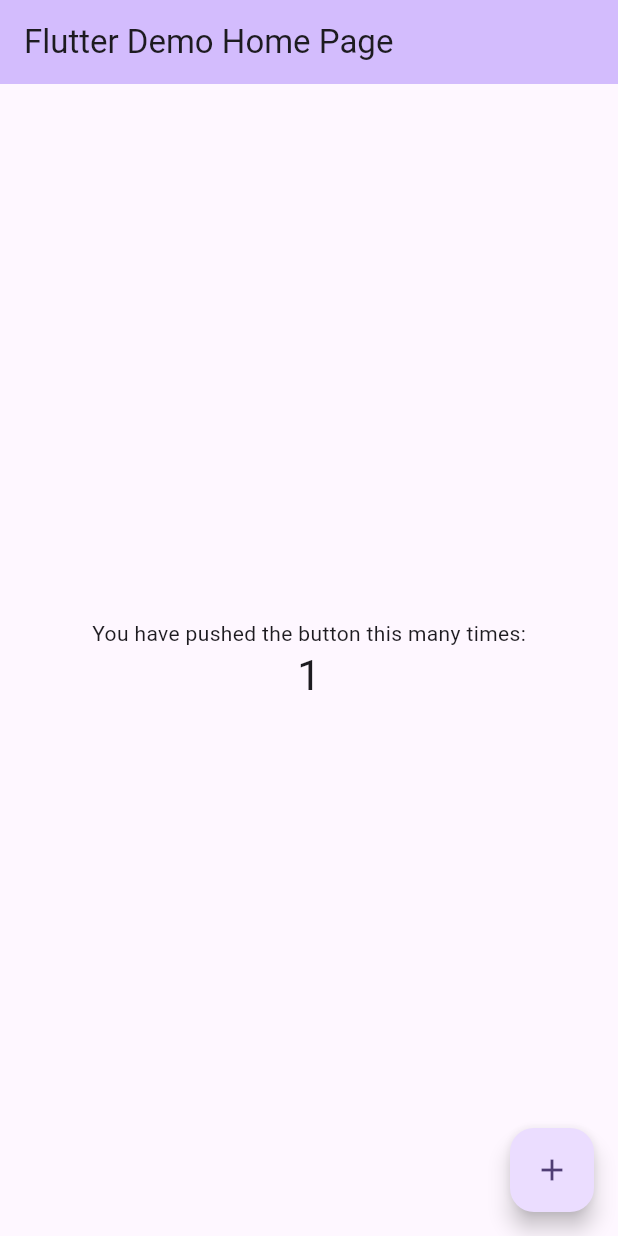
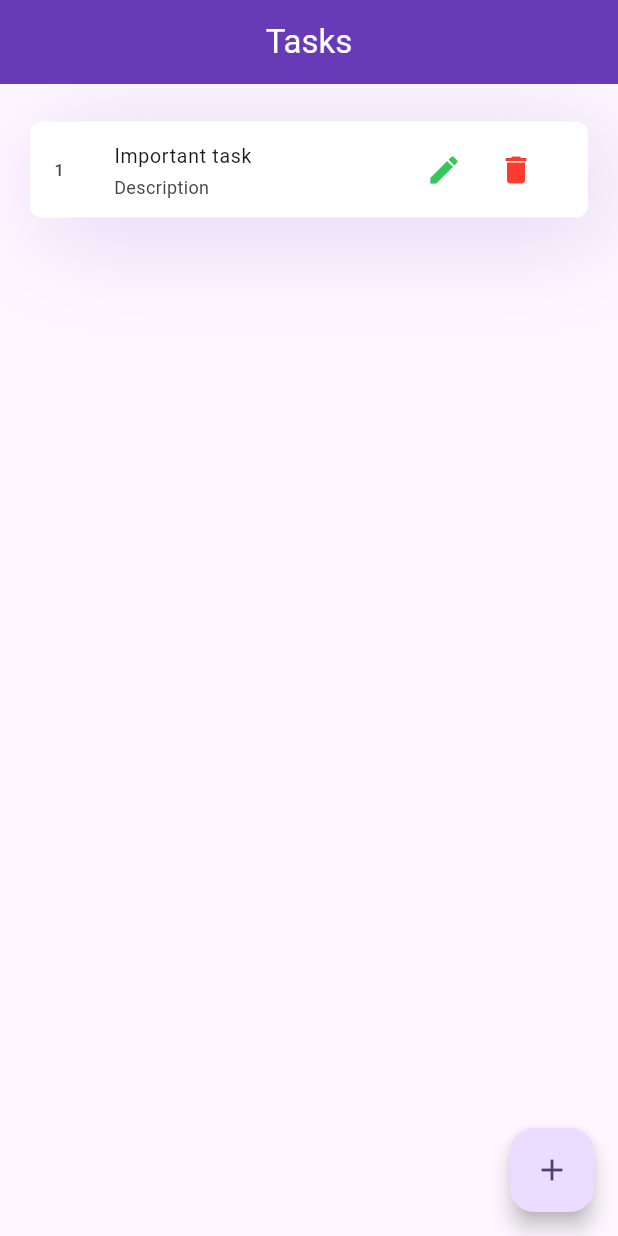
Before and after one commit to Hayotbekferghana/isar_example, a Flutter app: the screen it shows after launch, after a tap on the "add" icon, on a phone screen of 412 x 824 dp. Run offline on Flutter 3.47's test engine with Material 2 defaults, Android fonts, the phone set to English and light mode, and no system bars; our stand-ins replace isar; accounts and stored records are empty; generated files the repository leaves out were written again.

Commit message:
added changes

```diff
--- /dev/null
+++ b/lib/data/local_db/isar_db.dart
@@ -0,0 +1,32 @@
+import 'package:isar/isar.dart';
+import 'package:isar_example/data/models/task_model.dart';
+import 'package:path_provider/path_provider.dart';
+
+class IsarDatabase {
+  static late Isar isar;
+  static init() async {
+    final dir = await getApplicationDocumentsDirectory();
+    isar = await Isar.open([TaskSchema], directory: dir.path);
+  }
+
+  static Future<int> createTask(Task task) async {
+    return await isar.writeTxn(() async => await isar.tasks.put(task));
+  }
+
+  static Future<List<Task>> getAllTasks() async {
+    return await isar.txn(() async => await isar.tasks.where().findAll());
+  }
+
+  static Future<int> updateTask(Task task) async {
+    return await isar.writeTxn(() async {
+      final oldTask = await isar.tasks.get(task.id);
+      oldTask?.description = task.description;
+      oldTask?.name = task.name;
+      return await isar.tasks.put(oldTask!);
+    });
+  }
+
+  static Future<bool> deleteTask(int taskId) async {
+    return await isar.writeTxn(() => isar.tasks.delete(taskId));
+  }
+}
--- /dev/null
+++ b/lib/data/models/task_model.dart
@@ -0,0 +1,9 @@
+import 'package:isar/isar.dart';
+part 'task_model.g.dart';
+
+@Collection()
+class Task {
+  Id id = Isar.autoIncrement;
+  String? name;
+  String? description;
+}
--- a/lib/main.dart
+++ b/lib/main.dart
@@ -1,125 +1,31 @@
 import 'package:flutter/material.dart';
+import 'package:isar_example/presentations/tasks_screen.dart';
+import 'package:isar_example/provider/task_provider.dart';
+import 'package:provider/provider.dart';
 
-void main() {
+import 'data/local_db/isar_db.dart';
+
+void main() async {
+  WidgetsFlutterBinding.ensureInitialized();
+  await IsarDatabase.init();
   runApp(const MyApp());
 }
 
 class MyApp extends StatelessWidget {
   const MyApp({super.key});
 
-  // This widget is the root of your application.
   @override
   Widget build(BuildContext context) {
     return MaterialApp(
-      title: 'Flutter Demo',
+      debugShowCheckedModeBanner: false,
       theme: ThemeData(
-        // This is the theme of your application.
-        //
-        // TRY THIS: Try running your application with "flutter run". You'll see
-        // the application has a blue toolbar. Then, without quitting the app,
-        // try changing the seedColor in the colorScheme below to Colors.green
-        // and then invoke "hot reload" (save your changes or press the "hot
-        // reload" button in a Flutter-supported IDE, or press "r" if you used
-        // the command line to start the app).
-        //
-        // Notice that the counter didn't reset back to zero; the application
-        // state is not lost during the reload. To reset the state, use hot
-        // restart instead.
-        //
-        // This works for code too, not just values: Most code changes can be
-        // tested with just a hot reload.
         colorScheme: ColorScheme.fromSeed(seedColor: Colors.deepPurple),
         useMaterial3: true,
       ),
-      home: const MyHomePage(title: 'Flutter Demo Home Page'),
+      home: ChangeNotifierProvider(
+        create: (context) => TaskProvider(),
+        child: const TasksScreen(),
+      ),
     );
   }
 }
-
-class MyHomePage extends StatefulWidget {
-  const MyHomePage({super.key, required this.title});
-
-  // This widget is the home page of your application. It is stateful, meaning
-  // that it has a State object (defined below) that contains fields that affect
-  // how it looks.
-
-  // This class is the configuration for the state. It holds the values (in this
-  // case the title) provided by the parent (in this case the App widget) and
-  // used by the build method of the State. Fields in a Widget subclass are
-  // always marked "final".
-
-  final String title;
-
-  @override
-  State<MyHomePage> createState() => _MyHomePageState();
-}
-
-class _MyHomePageState extends State<MyHomePage> {
-  int _counter = 0;
-
-  void _incrementCounter() {
-    setState(() {
-      // This call to setState tells the Flutter framework that something has
-      // changed in this State, which causes it to rerun the build method below
-      // so that the display can reflect the updated values. If we changed
-      // _counter without calling setState(), then the build method would not be
-      // called again, and so nothing would appear to happen.
-      _counter++;
-    });
-  }
-
-  @override
-  Widget build(BuildContext context) {
-    // This method is rerun every time setState is called, for instance as done
-    // by the _incrementCounter method above.
-    //
-    // The Flutter framework has been optimized to make rerunning build methods
-    // fast, so that you can just rebuild anything that needs updating rather
-    // than having to individually change instances of widgets.
-    return Scaffold(
-      appBar: AppBar(
-        // TRY THIS: Try changing the color here to a specific color (to
-        // Colors.amber, perhaps?) and trigger a hot reload to see the AppBar
-        // change color while the other colors stay the same.
-        backgroundColor: Theme.of(context).colorScheme.inversePrimary,
-        // Here we take the value from the MyHomePage object that was created by
-        // the App.build method, and use it to set our appbar title.
-        title: Text(widget.title),
-      ),
-      body: Center(
-        // Center is a layout widget. It takes a single child and positions it
-        // in the middle of the parent.
-        child: Column(
-          // Column is also a layout widget. It takes a list of children and
-          // arranges them vertically. By default, it sizes itself to fit its
-          // children horizontally, and tries to be as tall as its parent.
-          //
-          // Column has various properties to control how it sizes itself and
-          // how it positions its children. Here we use mainAxisAlignment to
-          // center the children vertically; the main axis here is the vertical
-          // axis because Columns are vertical (the cross axis would be
-          // horizontal).
-          //
-          // TRY THIS: Invoke "debug painting" (choose the "Toggle Debug Paint"
-          // action in the IDE, or press "p" in the console), to see the
-          // wireframe for each widget.
-          mainAxisAlignment: MainAxisAlignment.center,
-          children: <Widget>[
-            const Text(
-              'You have pushed the button this many times:',
-            ),
-            Text(
-              '$_counter',
-              style: Theme.of(context).textTheme.headlineMedium,
-            ),
-          ],
-        ),
-      ),
-      floatingActionButton: FloatingActionButton(
-        onPressed: _incrementCounter,
-        tooltip: 'Increment',
-        child: const Icon(Icons.add),
-      ), // This trailing comma makes auto-formatting nicer for build methods.
-    );
-  }
-}
--- /dev/null
+++ b/lib/presentations/tasks_screen.dart
@@ -0,0 +1,87 @@
+import 'package:flutter/cupertino.dart';
+import 'package:flutter/material.dart';
+import 'package:isar_example/data/models/task_model.dart';
+import 'package:isar_example/provider/task_provider.dart';
+import 'package:provider/provider.dart';
+
+class TasksScreen extends StatelessWidget {
+  const TasksScreen({Key? key}) : super(key: key);
+
+  @override
+  Widget build(BuildContext context) {
+    return Scaffold(
+      appBar: AppBar(
+        backgroundColor: Colors.deepPurple,
+        centerTitle: true,
+        title: const Text(
+          "Tasks",
+          style: TextStyle(color: Colors.white),
+        ),
+      ),
+      body: SizedBox(
+        child: ListView(
+          padding: const EdgeInsets.all(20),
+          children: context
+              .watch<TaskProvider>()
+              .tasks
+              .map((task) => Container(
+                    margin: const EdgeInsets.symmetric(vertical: 5),
+                    decoration: BoxDecoration(
+                      borderRadius: BorderRadius.circular(8),
+                      color: Colors.white,
+                      boxShadow: [
+                        BoxShadow(
+                          color: Colors.deepPurple.withOpacity(0.2),
+                          offset: const Offset(10, 10),
+                          blurRadius: 60,
+                        )
+                      ],
+                    ),
+                    child: ListTile(
+                      leading: Text(task.id.toString()),
+                      title: Text(task.name.toString()),
+                      subtitle: Text(task.description.toString()),
+                      dense: true,
+                      trailing: SizedBox(
+                        width: 100,
+                        child: Row(
+                          mainAxisAlignment: MainAxisAlignment.end,
+                          children: [
+                            IconButton(
+                                onPressed: () =>
+                                    context.read<TaskProvider>().update(Task()
+                                      ..id = task.id
+                                      ..name = 'updated task'
+                                      ..description = 'new description'),
+                                icon: const Icon(
+                                  Icons.edit,
+                                  color: CupertinoColors.activeGreen,
+                                )),
+                            IconButton(
+                                onPressed: () {
+                                  context.read<TaskProvider>().delete(task.id);
+                                },
+                                icon: const Icon(
+                                  Icons.delete,
+                                  color: CupertinoColors.systemRed,
+                                )),
+                          ],
+                        ),
+                      ),
+                    ),
+                  ))
+              .toList(),
+        ),
+      ),
+      floatingActionButton: FloatingActionButton(
+        child: const Icon(Icons.add),
+        onPressed: () {
+          final task = Task()
+            ..name = 'Important task'
+            ..description = "Description";
+          context.read<TaskProvider>().create(task);
+        },
+      ),
+    );
+  }
+}
--- /dev/null
+++ b/lib/provider/task_provider.dart
@@ -0,0 +1,25 @@
+import 'package:flutter/material.dart';
+import 'package:isar_example/data/local_db/isar_db.dart';
+import 'package:isar_example/data/models/task_model.dart';
+
+class TaskProvider extends ChangeNotifier {
+  TaskProvider() {
+    read();
+  }
+  List<Task> _tasks = [];
+  List<Task> get tasks => _tasks;
+
+  create(Task task) async =>
+      await IsarDatabase.createTask(task).then((value) => read());
+
+  read() async {
+    _tasks = await IsarDatabase.getAllTasks();
+    notifyListeners();
+  }
+
+  update(Task task) async =>
+      await IsarDatabase.updateTask(task).then((value) => read());
+
+  delete(int taskId) async =>
+      await IsarDatabase.deleteTask(taskId).then((value) => read());
+}
```
Also changed, not shown: pubspec.yaml (+7 -50 lines), pubspec.lock, 18 other files.
